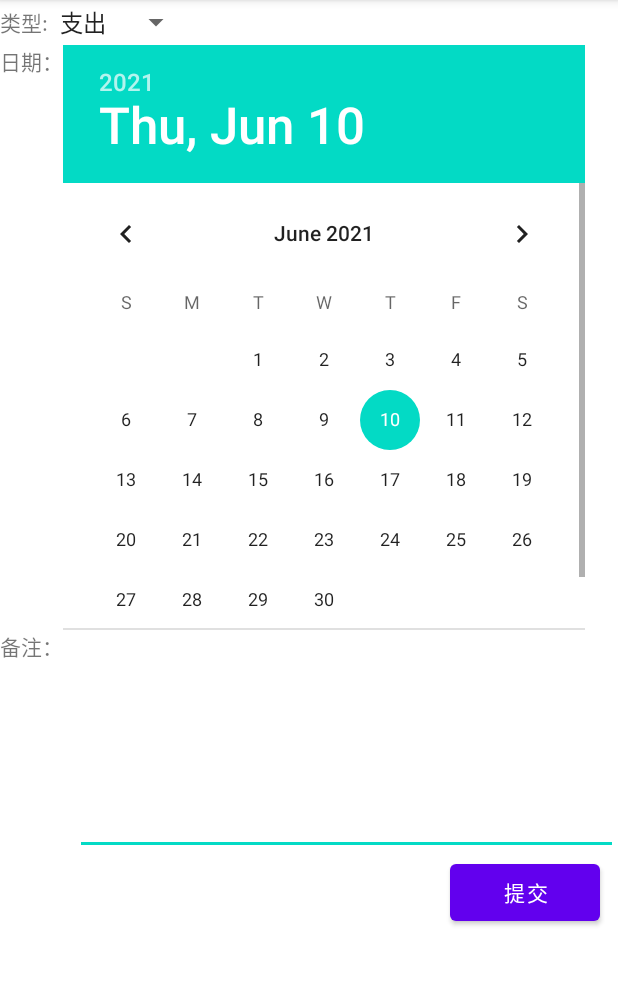
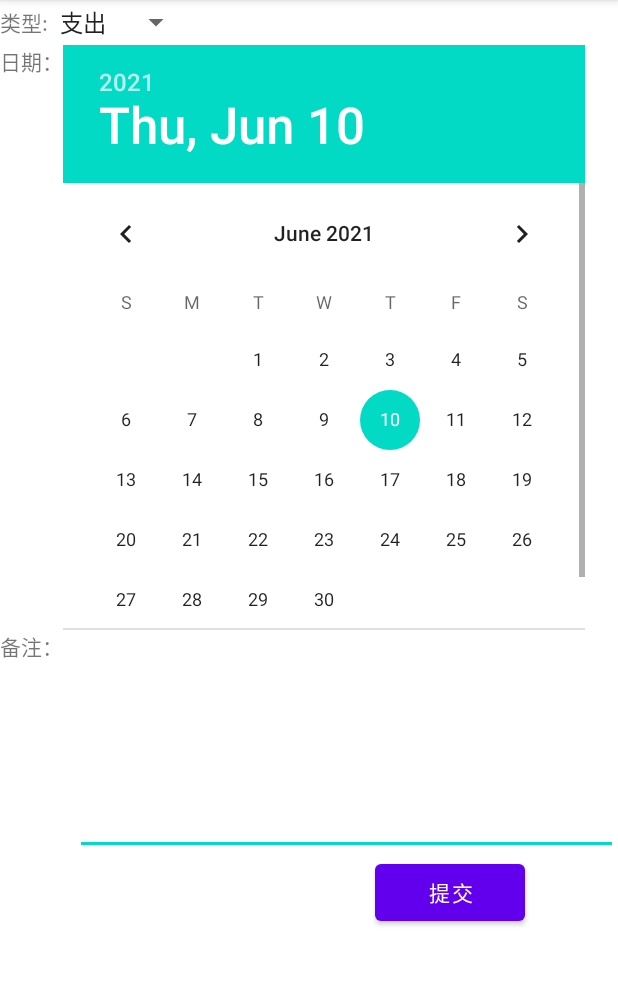
Before and after one commit to AlainCrush/AccountBook, an Android app: the fragment AddFragment shown on its own in the app's theme, on a phone screen of 412 x 824 dp, the part 84-1069 px from its top. Run offline under Robolectric (Android 15) with nearby library versions, the phone set to English and light mode, and no system bars.

Commit message:
2021.6.10

```diff
--- a/app/src/main/res/layout/frame_add.xml
+++ b/app/src/main/res/layout/frame_add.xml
@@ -27,7 +27,8 @@
                 android:id="@+id/spinner"
                 android:layout_width="match_parent"
                 android:layout_height="30dp"
-                android:entries="@array/addstr" />
+                android:entries="@array/addstr"
+                android:spinnerMode="dialog"/>
 
         </LinearLayout>
         <LinearLayout
@@ -70,7 +71,7 @@
                 android:layout_width="100dp"
                 android:layout_height="50dp"
                 android:text="提交"
-                android:layout_marginLeft="300dp">
+                android:layout_marginLeft="250dp">
             </Button>
         </LinearLayout>
 
--- a/app/src/main/res/layout/frame_index.xml
+++ b/app/src/main/res/layout/frame_index.xml
@@ -48,7 +48,7 @@
 
                         <Spinner
                             android:id="@+id/monthspinner"
-                            android:layout_width="100dp"
+                            android:layout_width="wrap_content"
                             android:layout_height="match_parent"
                             android:entries="@array/spingarr"
                             android:gravity="center" />
@@ -56,7 +56,7 @@
                         <TextView
                             android:layout_width="120sp"
                             android:layout_height="match_parent"
-                            android:gravity="center"
+                            android:gravity="center_vertical"
                             android:text="月·支出"
                             android:textSize="18sp"></TextView>
                     </LinearLayout>
```
Also changed, not shown: app/src/main/res/layout/frame_detail.xml (+13 -0 lines).
